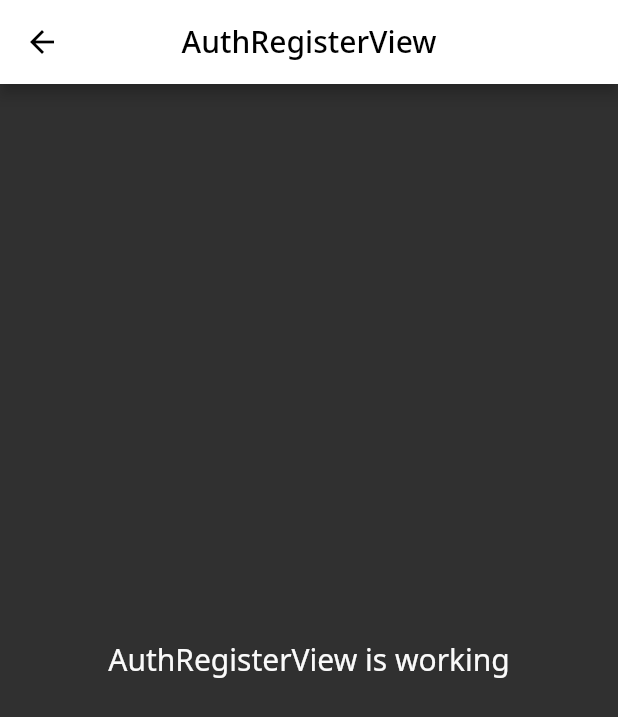
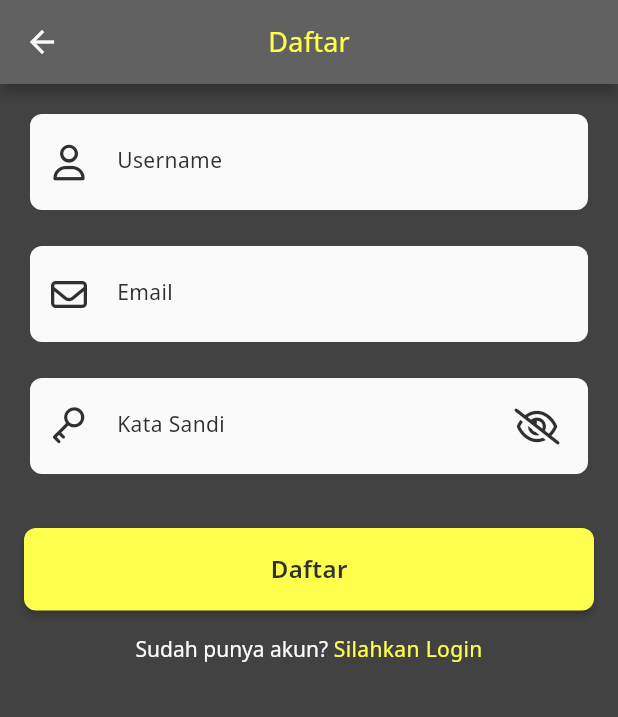
Before and after one commit to okifirsyah404/victoria_game, a Flutter app: the AuthRegisterView screen opened by its route, on a phone screen of 412 x 824 dp. Shown: the top 717 px of the screen. Run offline on Flutter 3.47's test engine with Material 2 defaults, Android fonts, the phone set to English and light mode, and no system bars; our stand-ins replace font_awesome_flutter, get, google_fonts.

Commit message:
Created view for auth register

```diff
--- a/lib/app/modules/auth/register/controllers/auth_register_controller.dart
+++ b/lib/app/modules/auth/register/controllers/auth_register_controller.dart
@@ -1,7 +1,10 @@
+import 'package:flutter/material.dart';
 import 'package:get/get.dart';
 
 class AuthRegisterController extends GetxController {
   //TODO: Implement AuthRegisterController
+
+  TextEditingController textEditingController = TextEditingController();
 
   final count = 0.obs;
   @override
--- a/lib/app/modules/auth/register/views/auth_register_view.dart
+++ b/lib/app/modules/auth/register/views/auth_register_view.dart
@@ -1,6 +1,11 @@
 import 'package:flutter/material.dart';
 
 import 'package:get/get.dart';
+import 'package:victoria_game/app/modules/global/themes/colors_theme.dart';
+import 'package:victoria_game/app/modules/global/themes/typography_theme.dart';
+import 'package:victoria_game/app/modules/global/widgets/text_field/email_text_field/views/email_text_field_widget.dart';
+import 'package:victoria_game/app/modules/global/widgets/text_field/password_text_field/views/password_text_field_widget.dart';
+import 'package:victoria_game/app/modules/global/widgets/text_field/username_text_field/views/username_text_field_widget.dart';
 
 import '../controllers/auth_register_controller.dart';
 
@@ -10,13 +15,44 @@ class AuthRegisterView extends GetView<AuthRegisterController> {
   Widget build(BuildContext context) {
     return Scaffold(
       appBar: AppBar(
-        title: const Text('AuthRegisterView'),
+        title: const Text('Daftar'),
         centerTitle: true,
       ),
       body: Center(
-        child: Text(
-          'AuthRegisterView is working',
-          style: TextStyle(fontSize: 20),
+        child: Padding(
+          padding: const EdgeInsets.only(left: 16.0, top: 16.0, right: 16.0),
+          child: Column(
+            children: [
+              UsernameTextField(controller: controller.textEditingController),
+              SizedBox(height: 16.0),
+              EmailTextField(
+                  textEditingController: controller.textEditingController),
+              SizedBox(height: 16.0),
+              PasswordTextField(
+                  textEditingController: controller.textEditingController),
+              SizedBox(height: 32.0),
+              ElevatedButton(
+                onPressed: () {},
+                child: Text("Daftar"),
+              ),
+              SizedBox(height: 16.0),
+              Row(
+                mainAxisAlignment: MainAxisAlignment.center,
+                children: [
+                  Text("Sudah punya akun? "),
+                  GestureDetector(
+                    onTap: () {},
+                    child: Text(
+                      "Silahkan Login",
+                      style: TypographyTheme.bodyRegular.copyWith(
+                        color: ColorsTheme.primaryColor,
+                      ),
+                    ),
+                  ),
+                ],
+              )
+            ],
+          ),
         ),
       ),
     );
--- /dev/null
+++ b/lib/app/modules/global/themes/app_bar_theme.dart
@@ -0,0 +1,16 @@
+import 'package:flutter/material.dart';
+import 'package:victoria_game/app/modules/global/themes/icon_theme.dart';
+
+import 'colors_theme.dart';
+import 'typography_theme.dart';
+
+class MainAppBarTheme {
+  static AppBarTheme darkAppBarTheme = AppBarTheme(
+    // brightness: Brightness.dark,
+    color: ColorsTheme.neutralColor[700],
+    titleTextStyle: TypographyTheme.titleRegular.copyWith(
+      color: ColorsTheme.primaryColor,
+    ),
+    iconTheme: MainIconTheme.darkIconThemeData,
+  );
+}
--- a/lib/app/modules/global/themes/buttons_theme.dart
+++ b/lib/app/modules/global/themes/buttons_theme.dart
@@ -67,7 +67,11 @@ class DarkButtonsTheme {
     style: ElevatedButton.styleFrom(
       textStyle: TypographyTheme.buttonTextStyle,
       foregroundColor: ColorsTheme.neutralColor[900],
-      minimumSize: const Size.fromHeight(50),
+      backgroundColor: ColorsTheme.primaryColor,
+      minimumSize: const Size.fromHeight(55),
+      shape: RoundedRectangleBorder(
+        borderRadius: BorderRadius.circular(8.0),
+      ),
     ),
   );
 
--- /dev/null
+++ b/lib/app/modules/global/themes/icon_theme.dart
@@ -0,0 +1,9 @@
+import 'package:flutter/material.dart';
+
+import 'colors_theme.dart';
+
+class MainIconTheme {
+  static IconThemeData darkIconThemeData = IconThemeData(
+    color: ColorsTheme.neutralColor[50],
+  );
+}
--- a/lib/app/modules/global/themes/theme.dart
+++ b/lib/app/modules/global/themes/theme.dart
@@ -1,5 +1,6 @@
 import 'package:flutter/material.dart';
 import 'package:google_fonts/google_fonts.dart';
+import 'package:victoria_game/app/modules/global/themes/app_bar_theme.dart';
 import 'package:victoria_game/app/modules/global/themes/buttons_theme.dart';
 import 'package:victoria_game/app/modules/global/themes/typography_theme.dart';
 
@@ -39,7 +40,7 @@ class MainTheme {
               error: ColorsTheme.errorColor[500],
               onError: ColorsTheme.errorColor[50],
             ),
-        scaffoldBackgroundColor: ColorsTheme.neutralColor[900],
+        scaffoldBackgroundColor: ColorsTheme.neutralColor[800],
         textTheme: TypographyTheme.mainTextTheme(context)
             .copyWith(
               button: TypographyTheme.buttonTextStyle,
@@ -51,5 +52,6 @@ class MainTheme {
         textButtonTheme: DarkButtonsTheme.textButtonThemeData,
         elevatedButtonTheme: DarkButtonsTheme.elevatedButtonThemeData,
         outlinedButtonTheme: DarkButtonsTheme.outlinedButtonThemeData,
+        appBarTheme: MainAppBarTheme.darkAppBarTheme,
       );
 }
--- a/lib/app/modules/global/widgets/text_field/username_text_field/views/username_text_field_widget.dart
+++ b/lib/app/modules/global/widgets/text_field/username_text_field/views/username_text_field_widget.dart
@@ -0,0 +1,117 @@
+import 'package:flutter/material.dart';
+import 'package:font_awesome_flutter/font_awesome_flutter.dart';
+
+import '../../../../themes/colors_theme.dart';
+import '../../../../themes/typography_theme.dart';
+
+class UsernameTextField extends StatefulWidget {
+  const UsernameTextField({super.key, required this.controller});
+
+  final TextEditingController controller;
+
+  @override
+  State<UsernameTextField> createState() => _UsernameTextFieldState();
+}
+
+class _UsernameTextFieldState extends State<UsernameTextField>
+    with SingleTickerProviderStateMixin {
+  FocusNode focusNode = FocusNode();
+  bool hasFocus = false;
+  late AnimationController animationController;
+  late Animation<double> animationTween;
+
+  @override
+  void initState() {
+    focusNode.addListener(() {
+      print(focusNode.hasFocus);
+    });
+    animationController = AnimationController(
+      vsync: this,
+      duration: const Duration(milliseconds: 600),
+    );
+    animationTween =
+        Tween<double>(begin: 0, end: 5).animate(animationController);
+    animationController.addListener(
+      () {
+        setState(() {});
+      },
+    );
+
+    super.initState();
+  }
+
+  @override
+  void dispose() {
+    setState(() {
+      focusNode.dispose();
+      animationController.dispose();
+    });
+    super.dispose();
+  }
+
+  @override
+  Widget build(BuildContext context) {
+    return Focus(
+      focusNode: focusNode,
+      onFocusChange: (value) {
+        if (value) {
+          animationController.forward();
+        } else {
+          animationController.reverse();
+        }
+        setState(() {
+          hasFocus = !hasFocus;
+        });
+      },
+      child: Card(
+        shape: RoundedRectangleBorder(
+          borderRadius: BorderRadius.circular(8.0),
+        ),
+        elevation: animationTween.value,
+        child: Container(
+          decoration: BoxDecoration(
+            color: ColorsTheme.neutralColor[50],
+            borderRadius: BorderRadius.circular(8.0),
+          ),
+          child: Padding(
+            padding: const EdgeInsets.symmetric(horizontal: 10, vertical: 0),
+            child: SizedBox(
+              height: 64,
+              child: Center(
+                child: TextField(
+                  controller: widget.controller,
+                  style: TypographyTheme.bodyRegular.copyWith(
+                    color: ColorsTheme.neutralColor[900],
+                  ),
+                  decoration: InputDecoration(
+                    icon: SizedBox(
+                      height: 32,
+                      width: 32,
+                      child: Center(
+                        child: FaIcon(
+                          FontAwesomeIcons.user,
+                          color: ColorsTheme.neutralColor[900],
+                        ),
+                      ),
+                    ),
+                    border: InputBorder.none,
+                    labelText: !widget.controller.text.isEmpty
+                        ? hasFocus
+                            ? "Username"
+                            : null
+                        : "Username",
+                    labelStyle: hasFocus
+                        ? TypographyTheme.bodySmall
+                            .copyWith(color: ColorsTheme.neutralColor[600])
+                        : TypographyTheme.bodyRegular
+                            .copyWith(color: ColorsTheme.neutralColor[900]),
+                  ),
+                ),
+              ),
+            ),
+          ),
+        ),
+      ),
+    );
+  }
+}
```
